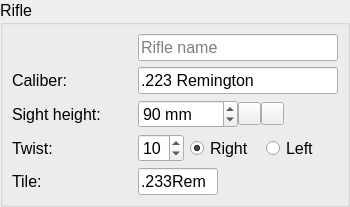
Old version of the form ui_templates/catalog_rifle.ui in the repository o-murphy/archer_ballistics_constructor.
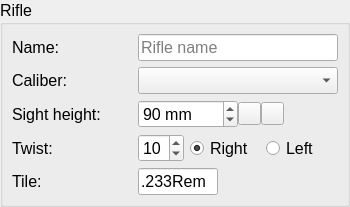
New version of the form. Icons and pictures are not drawn.

Patch:
```diff
--- a/ui_templates/catalog_rifle.ui
+++ b/ui_templates/catalog_rifle.ui
@@ -132,42 +132,6 @@
         </property>
        </widget>
       </item>
-      <item row="1" column="1">
-       <widget class="QLineEdit" name="caliberName">
-        <property name="sizePolicy">
-         <sizepolicy hsizetype="Expanding" vsizetype="Expanding">
-          <horstretch>0</horstretch>
-          <verstretch>0</verstretch>
-         </sizepolicy>
-        </property>
-        <property name="minimumSize">
-         <size>
-          <width>200</width>
-          <height>0</height>
-         </size>
-        </property>
-        <property name="maximumSize">
-         <size>
-          <width>200</width>
-          <height>16777215</height>
-         </size>
-        </property>
-        <property name="font">
-         <font>
-          <pointsize>12</pointsize>
-         </font>
-        </property>
-        <property name="styleSheet">
-         <string notr="true"/>
-        </property>
-        <property name="text">
-         <string notr="true">.223 Remington</string>
-        </property>
-        <property name="maxLength">
-         <number>20</number>
-        </property>
-       </widget>
-      </item>
       <item row="2" column="0">
        <widget class="QLabel" name="label_67">
         <property name="sizePolicy">
@@ -524,6 +488,40 @@
         </property>
        </widget>
       </item>
+      <item row="1" column="1">
+       <widget class="QComboBox" name="caliberName">
+        <property name="sizePolicy">
+         <sizepolicy hsizetype="Expanding" vsizetype="Expanding">
+          <horstretch>0</horstretch>
+          <verstretch>0</verstretch>
+         </sizepolicy>
+        </property>
+       </widget>
+      </item>
+      <item row="0" column="0">
+       <widget class="QLabel" name="label_25">
+        <property name="sizePolicy">
+         <sizepolicy hsizetype="Preferred" vsizetype="Expanding">
+          <horstretch>0</horstretch>
+          <verstretch>0</verstretch>
+         </sizepolicy>
+        </property>
+        <property name="minimumSize">
+         <size>
+          <width>120</width>
+          <height>0</height>
+         </size>
+        </property>
+        <property name="font">
+         <font>
+          <pointsize>12</pointsize>
+         </font>
+        </property>
+        <property name="text">
+         <string>Name:</string>
+        </property>
+       </widget>
+      </item>
      </layout>
     </widget>
    </item>
```
Left out of the diff: 6 changed lines with no effect on the pictures.
